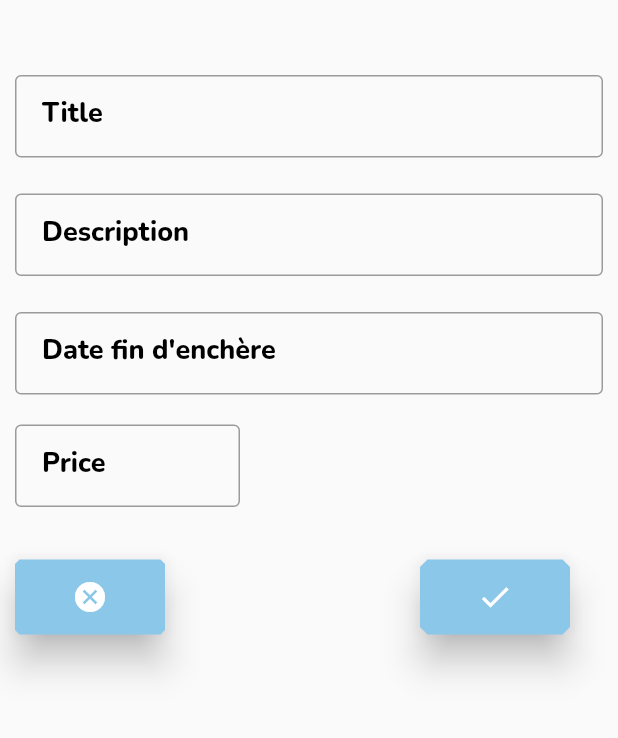
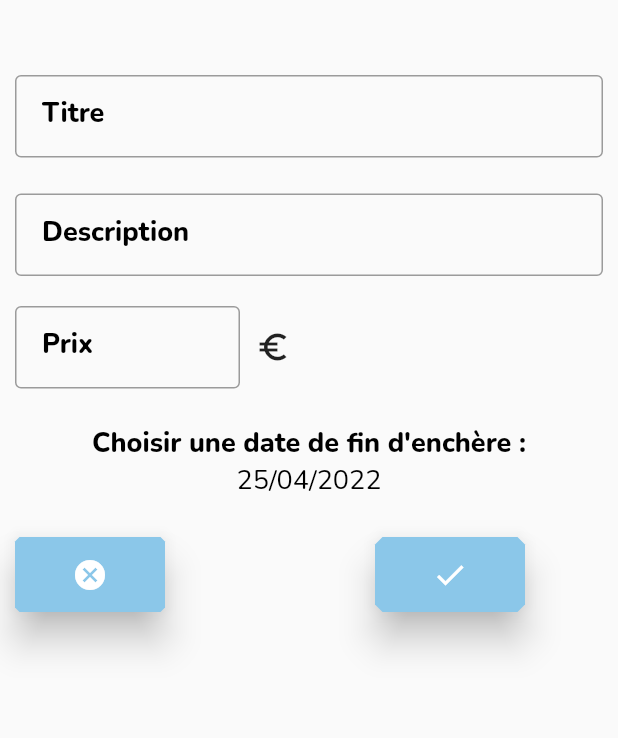
Before and after one commit to Laura398/WebSales, a Flutter app: the Add screen opened by its route, on a phone screen of 412 x 824 dp, the part 390-1128 px from its top. Run offline on Flutter 3.47's test engine with Material 2 defaults, Android fonts, the phone set to English and light mode, and no system bars; our stand-ins replace equatable, google_fonts, image_picker.

Commit message:
ajout offre utilisateur

```diff
--- a/lib/src/account.page.dart
+++ b/lib/src/account.page.dart
@@ -200,7 +200,7 @@ class MyAccountDataState extends State<MyAccountData> {
           ),
           Container(
               margin: const EdgeInsets.only(left: 10, right: 10),
-              width: 150,
+              width: 180,
               child: ElevatedButton(
                 onPressed: () {},
                 child: const Text('Confirmer'),
--- a/lib/src/add.page.dart
+++ b/lib/src/add.page.dart
@@ -5,12 +5,16 @@ import 'package:google_fonts/google_fonts.dart';
 import 'package:websales/main.dart';
 import 'package:image_picker/image_picker.dart';
 
+import 'home.page.dart';
+
 class Add extends StatefulWidget {
   const Add({Key? key}) : super(key: key);
 
   @override
   State<Add> createState() => AddState();
 }
+
+DateTime dateToShow = DateTime.now();
 
 class AddState extends State<Add> {
   @override
@@ -59,7 +63,7 @@ class AddPageState extends State<AddPage> {
             decoration: InputDecoration(
               border: const OutlineInputBorder(),
               contentPadding: const EdgeInsets.all(18),
-              labelText: 'Title',
+              labelText: 'Titre',
               labelStyle: GoogleFonts.nunito(
                 color: Colors.black,
                 fontSize: 18,
@@ -80,19 +84,6 @@ class AddPageState extends State<AddPage> {
               ),
             ),
           ),
-          const Padding(padding: EdgeInsets.all(12)),
-          TextFormField(
-            decoration: InputDecoration(
-              border: const OutlineInputBorder(),
-              contentPadding: const EdgeInsets.all(18),
-              labelText: 'Date fin d\'enchère',
-              labelStyle: GoogleFonts.nunito(
-                color: Colors.black,
-                fontSize: 18,
-                fontWeight: FontWeight.w800,
-              ),
-            ),
-          ),
           Container(
             margin: const EdgeInsets.only(top: 20),
             child: Row(children: <Widget>[
@@ -100,10 +91,11 @@ class AddPageState extends State<AddPage> {
                 width: 150,
                 margin: const EdgeInsets.only(left: 0),
                 child: TextFormField(
+                  keyboardType: TextInputType.phone,
                   decoration: InputDecoration(
                     border: const OutlineInputBorder(),
                     contentPadding: const EdgeInsets.all(18),
-                    labelText: 'Price',
+                    labelText: 'Prix',
                     labelStyle: GoogleFonts.nunito(
                       color: Colors.black,
                       fontSize: 18,
@@ -112,10 +104,45 @@ class AddPageState extends State<AddPage> {
                   ),
                 ),
               ),
+              const Padding(padding: EdgeInsets.only(right: 10)),
+              const Tab(icon: Icon(Icons.euro_symbol)),
             ]),
           ),
-          Container(
-              child: Row(children: <Widget>[
+          const Padding(padding: EdgeInsets.all(12)),
+          InkWell(
+            onTap: () async {
+              DateTime? newDate = await showDatePicker(
+                context: context,
+                initialDate: dateToShow,
+                firstDate: DateTime(2000),
+                lastDate: DateTime(2100),
+              );
+              if (newDate == null) return;
+              setState(() {
+                dateToShow = newDate;
+              });
+            },
+            child: Column(
+              children: [
+                Text(
+                  'Choisir une date de fin d\'enchère :',
+                  style: GoogleFonts.nunito(
+                    color: Colors.black,
+                    fontSize: 18,
+                    fontWeight: FontWeight.w800,
+                  ),
+                ),
+                Text(
+                  '${dateToShow.day.toString().padLeft(2, '0')}/${dateToShow.month.toString().padLeft(2, '0')}/${dateToShow.year}',
+                  style: GoogleFonts.nunito(
+                    color: Colors.black,
+                    fontSize: 18,
+                  ),
+                ),
+              ],
+            ),
+          ),
+          Row(children: <Widget>[
             ElevatedButton(
               onPressed: () {
                 Navigator.pushNamed(
@@ -137,7 +164,7 @@ class AddPageState extends State<AddPage> {
                 ),
               ),
             ),
-            const Padding(padding: EdgeInsets.only(top: 120, right: 170)),
+            const Padding(padding: EdgeInsets.only(top: 100, right: 140)),
             ElevatedButton(
               onPressed: () {
                 Navigator.pushNamed(
@@ -159,7 +186,7 @@ class AddPageState extends State<AddPage> {
                 ),
               ),
             )
-          ]))
+          ])
         ],
       ),
     );
```
